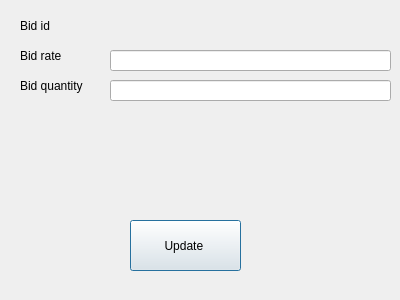
First picture: the form in View/UpdateBidPopup.ui, repository maybeIllchangeitlater/SimpleStockExchange, before the edit.
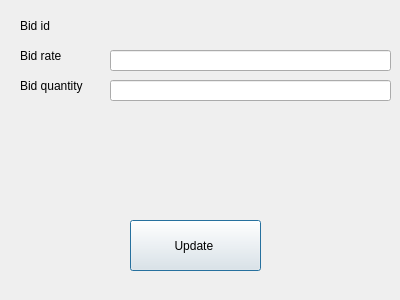
Second picture: the form after the edit.

The edit to the form file:
```diff
--- a/View/UpdateBidPopup.ui
+++ b/View/UpdateBidPopup.ui
@@ -18,7 +18,7 @@
     <rect>
      <x>130</x>
      <y>220</y>
-     <width>111</width>
+     <width>131</width>
      <height>51</height>
     </rect>
    </property>
```
Left out of the diff: 2 changed lines with no effect on the pictures.
